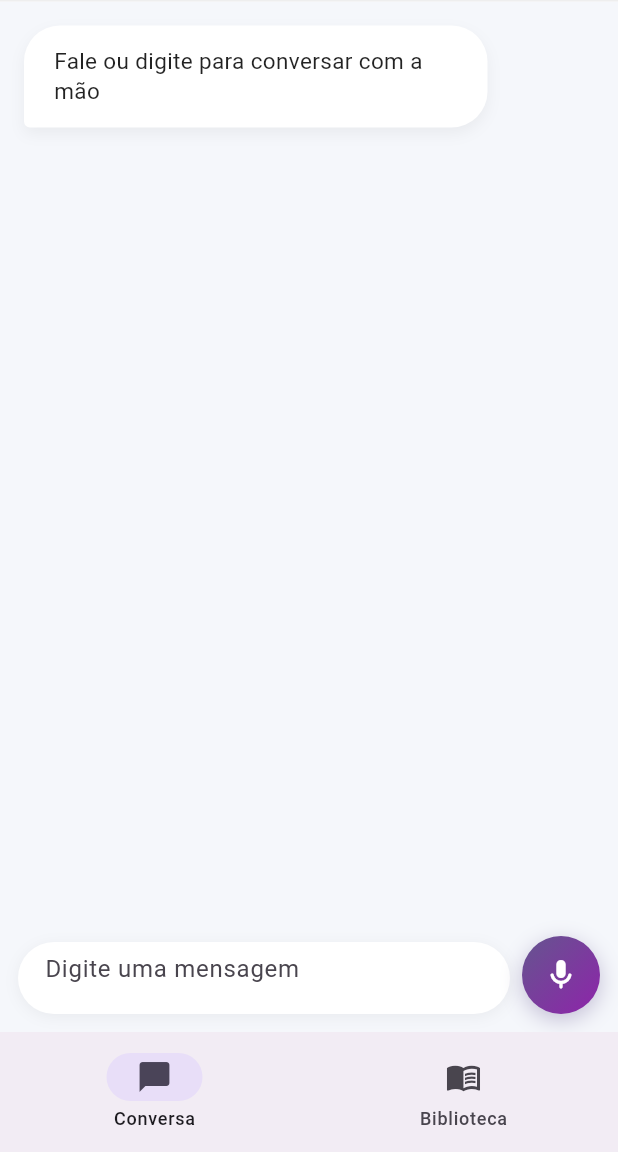
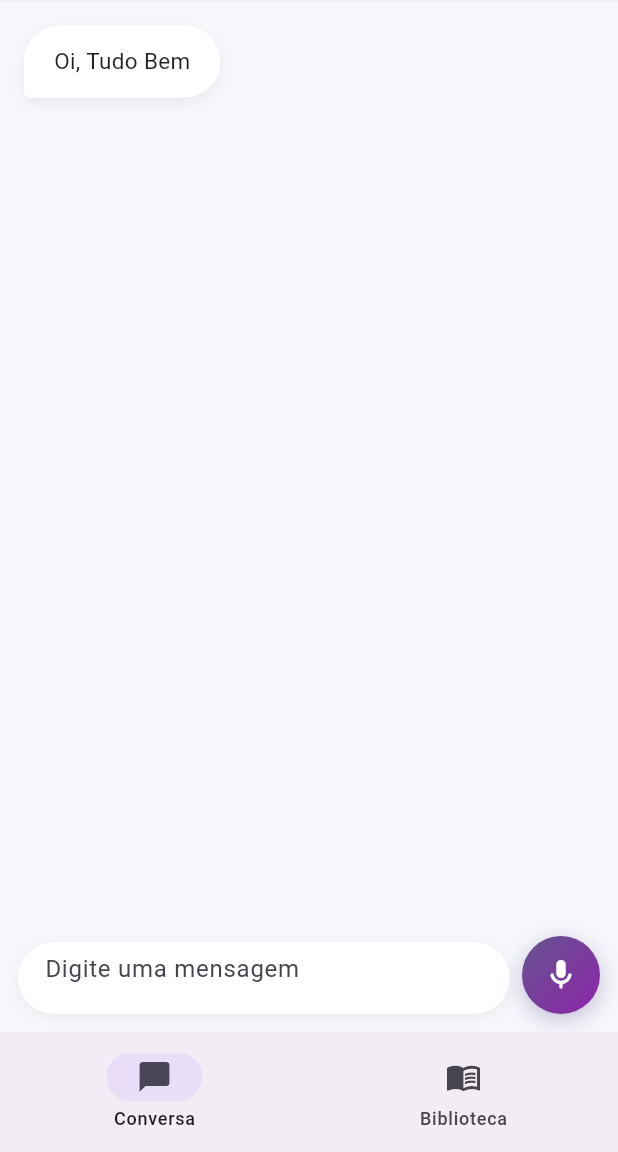
Before and after one commit to gk27min/Mao-Robotica-com-Movimentacao-de-Pulso, a Flutter app: the screen it shows after launch, on a phone screen of 412 x 824 dp, the part 84-1236 px from its top. Run offline on Flutter 3.47's test engine with Material 3 defaults, Android fonts, the phone set to English and light mode, and no system bars; our stand-ins replace speech_to_text.

Commit message:
tentando resolver confusao do codigo do arduino

```diff
--- a/app/lib/main.dart
+++ b/app/lib/main.dart
@@ -103,7 +103,7 @@ class _ChatScreenState extends State<ChatScreen> {
   final ScrollController _scrollController = ScrollController();
 
   final List<ChatMessage> _messages = [
-    ChatMessage(text: 'Fale ou digite para conversar com a mão', isUser: false),
+    ChatMessage(text: 'Oi, Tudo Bem', isUser: false),
   ];
 
   @override
@@ -216,7 +216,7 @@ class _ChatScreenState extends State<ChatScreen> {
   }
 
   // Endereço IP do servidor Python na rede local.
-  static const String _serverUrl = 'http://172.21.31.245:5000/api/comando';
+  static const String _serverUrl = 'http://192.168.18.201:5000/api/comando';
 
   Future<void> enviarComandoParaServidor(String texto, int messageIndex) async {
     final url = Uri.parse(_serverUrl);
```
Also changed, not shown: 6 other files.
